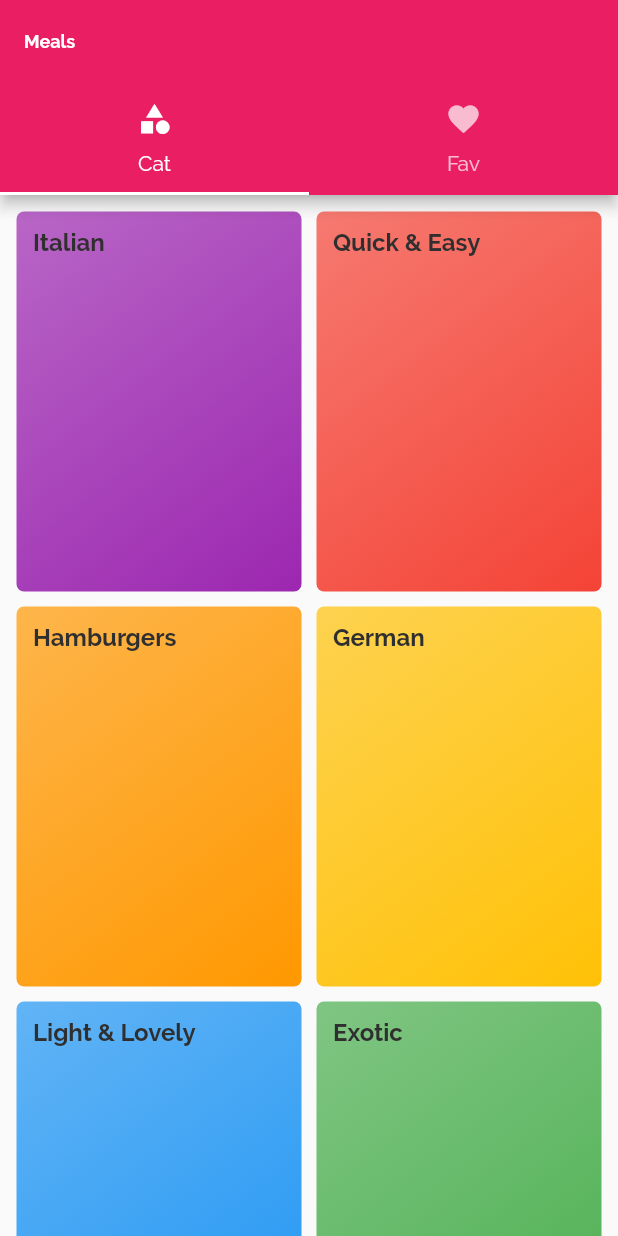
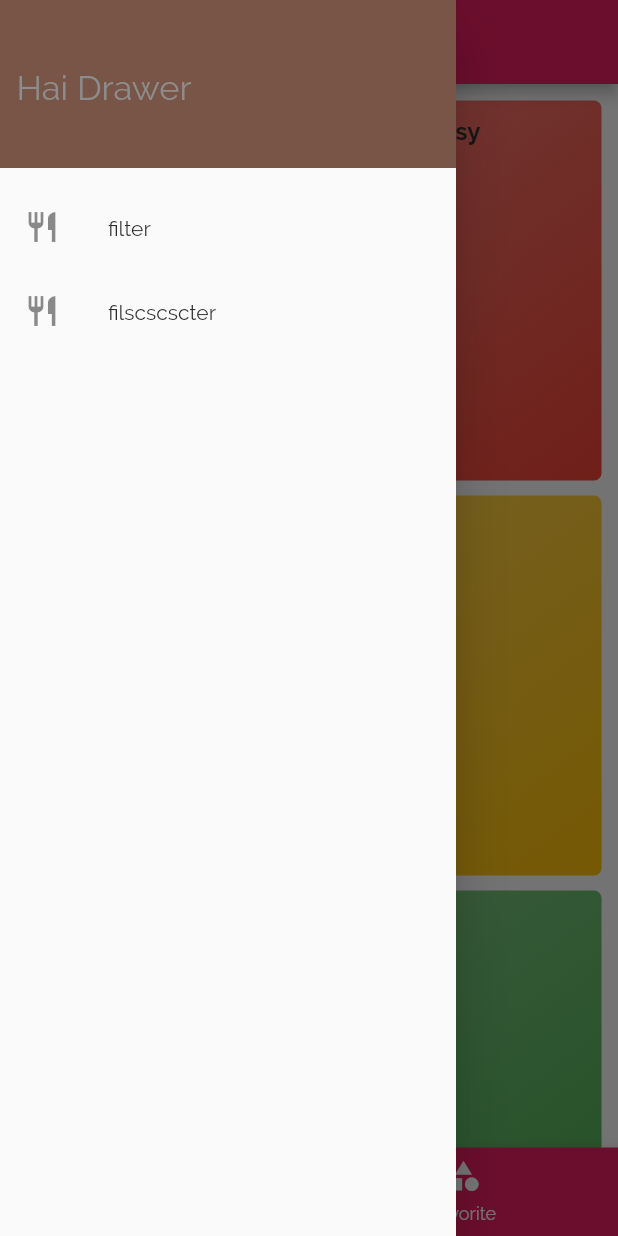
Before and after one commit to VinodhPIT/Testgits, a Flutter app: the screen it shows after launch, with the side drawer open (before the commit the screen has no drawer), on a phone screen of 412 x 824 dp. Run offline on Flutter 3.47's test engine with Material 2 defaults, Android fonts, the light colour scheme and no system bars.

Commit message:
hhhhhhaaaaaa01--8-2022

```diff
--- /dev/null
+++ b/lib/Drawer/Drawer.dart
@@ -0,0 +1,53 @@
+import 'package:flutter/material.dart';
+
+class Drawermain extends StatelessWidget {
+  Widget buildListTile(String title, IconData icon, Function tapHandler) {
+    return ListTile(
+      leading: Icon(icon),
+      title: Text(title),
+      onTap: tapHandler(),
+    );
+  }
+
+  @override
+  Widget build(BuildContext context) {
+    return Drawer(
+        child: Column(
+      children: [
+        Container(
+          color: Colors.brown,
+          alignment: Alignment.centerLeft,
+          height: 112,
+          width: double.infinity,
+          padding: EdgeInsets.all(11),
+          child: Text(
+            "Hai Drawer",
+            style: TextStyle(fontSize: 23),
+          ),
+        ),
+        SizedBox(
+          height: 11,
+        ),
+        // buildListTile('Meal', Icons.restaurant, () {
+        //   Navigator.of(context).pushNamed('/');
+        // }),
+        // buildListTile('Filtermeal', Icons.restaurant, () {
+        //   Navigator.of(context).pushNamed('/Filtermeal');
+        // }),
+        ListTile(
+            leading: Icon(Icons.restaurant),
+            title: Text('filter'),
+            onTap: () {
+              Navigator.of(context).pushNamed('/Filtermeal');
+            }),
+
+        ListTile(
+            leading: Icon(Icons.restaurant),
+            title: Text('filscscscter'),
+            onTap: () {
+              Navigator.of(context).pushNamed('/');
+            })
+      ],
+    ));
+  }
+}
--- /dev/null
+++ b/lib/Screens/Filter.dart
@@ -0,0 +1,17 @@
+import 'package:flutter/material.dart';
+
+class Filtermeal extends StatefulWidget {
+  const Filtermeal({Key? key}) : super(key: key);
+
+  @override
+  State<Filtermeal> createState() => _FiltermealState();
+}
+
+class _FiltermealState extends State<Filtermeal> {
+  @override
+  Widget build(BuildContext context) {
+    return (Center(
+      child: Text('e'),
+    ));
+  }
+}
--- a/lib/Screens/Toptab.dart
+++ b/lib/Screens/Toptab.dart
@@ -1,4 +1,5 @@
 import "package:flutter/material.dart";
+import 'package:shop_me/Drawer/Drawer.dart';
 import 'package:shop_me/Screens/Favoritescreen.dart';
 import 'package:shop_me/Screens/categories_screen.dart';
 
@@ -10,22 +11,59 @@ class TopTab extends StatefulWidget {
 }
 
 class _TopTabState extends State<TopTab> {
+  final List<Widget> _pages = [
+    CategoriesScreen(),
+    Favorite(),
+  ];
+  int _selectedPageIndex = 0;
+
+  void selectpage(int index) {
+    setState(() {
+      _selectedPageIndex = index;
+    });
+  }
+
   @override
   Widget build(BuildContext context) {
-    return DefaultTabController(
-        // initialIndex: 1,
-        length: 2,
-        child: Scaffold(
-          appBar: AppBar(
-              title: Text('Meals'),
-              bottom: TabBar(
-                  //indicatorPadding: Padding :padding: tabs: [11],,,
+    return Scaffold(
+      appBar: AppBar(
+        title: Text('Meals'),
+      ),
+      drawer: Drawermain(),
+      body: _pages[_selectedPageIndex],
+      bottomNavigationBar: BottomNavigationBar(
+        onTap: selectpage,
+        backgroundColor: Theme.of(context).primaryColor,
+        unselectedItemColor: Colors.white,
+        selectedItemColor: Colors.yellow,
+        //showSelectedLabels: false,
+        currentIndex: _selectedPageIndex,
+        type: BottomNavigationBarType.fixed,
+        items: [
+          BottomNavigationBarItem(icon: Icon(Icons.category), label: 'cat'),
+          BottomNavigationBarItem(
+            icon: Icon(Icons.category),
+            label: 'Favorite',
+          ),
+        ],
+      ),
+    );
+    //  DefaultTabController(///Top  Tap code//
+    //     // initialIndex: 1,
+    //     length: 2,
+    //     child: Scaffold(
+    //       appBar: AppBar(
+    //           title: Text('Meals'),
+    //           bottom: TabBar(
+    //               //indicatorPadding: Padding :padding: tabs: [11],,,
 
-                  tabs: [
-                    Tab(icon: Icon(Icons.category), text: 'Cat'),
-                    Tab(icon: Icon(Icons.favorite), text: 'Fav'),
-                  ])),
-          body: TabBarView(children: [CategoriesScreen(), Favorite()]),
-        ));
+    //               tabs: [
+    //                 Tab(icon: Icon(Icons.category), text: 'Cat'),
+    //                 Tab(icon: Icon(Icons.favorite), text: 'Fav'),
+    //               ])),
+    //       body: TabBarView(children: [CategoriesScreen(), Favorite()]),
+    //     )
+
+    //     );
   }
 }
--- a/lib/main.dart
+++ b/lib/main.dart
@@ -1,8 +1,8 @@
 import 'package:flutter/material.dart';
+import 'package:shop_me/Screens/Filter.dart';
 import 'package:shop_me/Screens/MealsDetail.dart';
 import 'package:shop_me/Screens/Toptab.dart';
 import './Constants.dart';
-
 import './Screens/categories_screen.dart';
 import './Screens/Categorymeals_screen.dart';
 
@@ -27,10 +27,13 @@ class MyApp extends StatelessWidget {
           fontFamily: 'Raleway',
           textTheme: TEXT_THEME_DEFAULT,
         ),
-        home: TopTab(),
+        //  home: TopTab(),
+        initialRoute: '/',
         routes: {
+          '/': (context) => TopTab(),
           "/Category-meals": (context) => Categorymeals(),
-          "/Meals-detail": (context) => Mealsdetail()
+          "/Meals-detail": (context) => Mealsdetail(),
+          "/Filtermeal": (context) => Filtermeal(), /////   hi baby testttt///
         });
   }
 }
```
